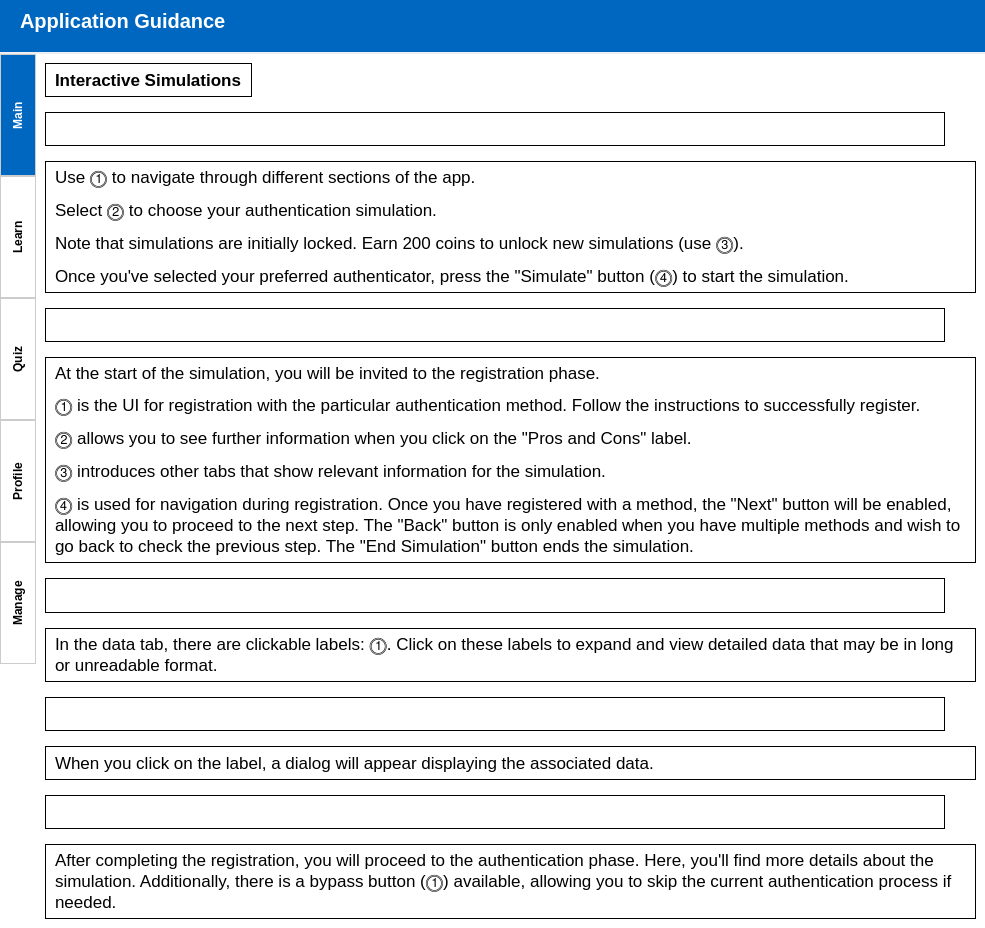
Old version of the form src/views_ui/help_view.ui in the repository devforgely/MFA-Simulator.
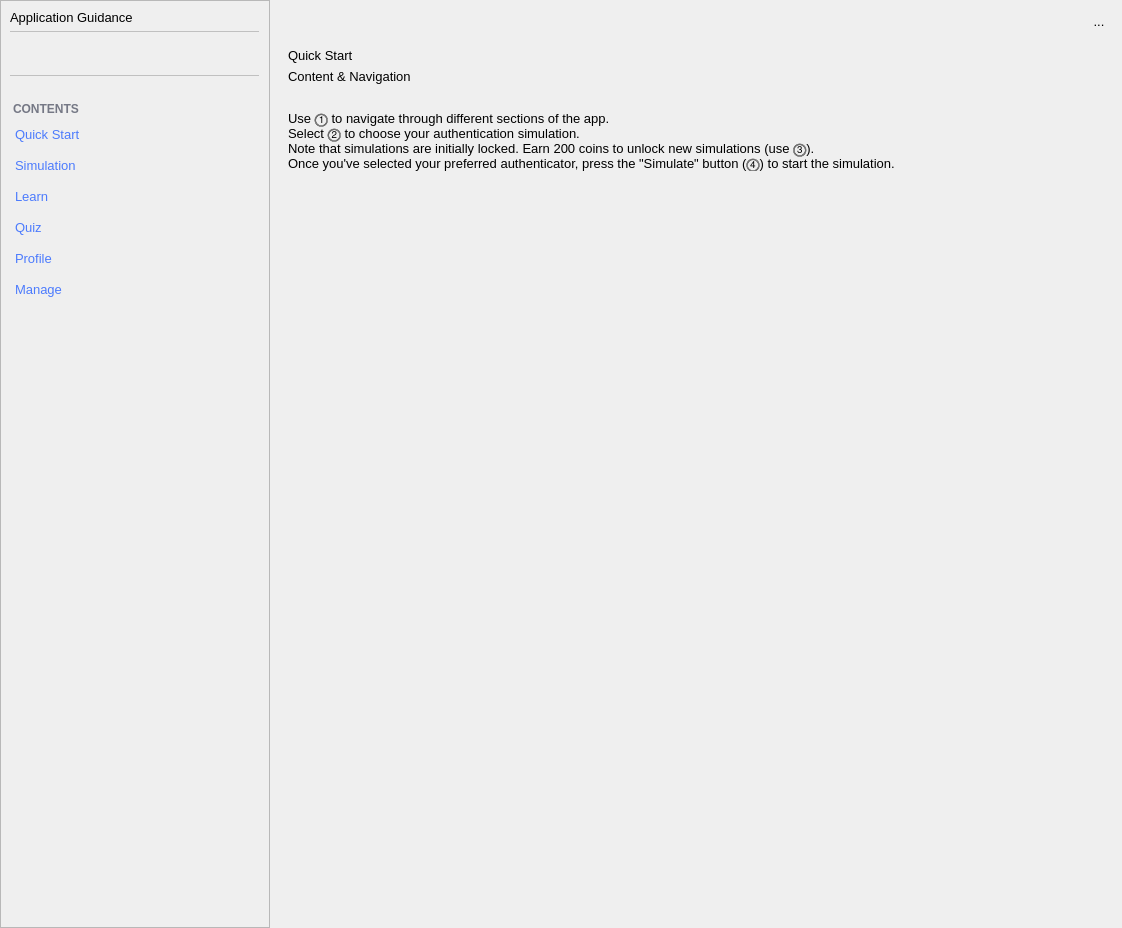
New version of the form. The open tabs and pages were chosen to show the change. Icons and pictures are not drawn. Custom widgets are drawn as their Qt base class.

```diff
--- a/src/views_ui/help_view.ui
+++ b/src/views_ui/help_view.ui
@@ -6,78 +6,85 @@
    <rect>
     <x>0</x>
     <y>0</y>
-    <width>985</width>
+    <width>1122</width>
     <height>928</height>
    </rect>
   </property>
-  <property name="maximumSize">
-   <size>
-    <width>985</width>
-    <height>16777215</height>
-   </size>
-  </property>
   <property name="windowTitle">
    <string>MainWindow</string>
   </property>
+  <property name="styleSheet">
+   <string notr="true">font-size: 10pt;</string>
+  </property>
   <widget class="QWidget" name="centralwidget">
    <property name="styleSheet">
-    <string notr="true">#centralwidget {
-	background-color: #fff;
+    <string notr="true"> #search_widget {
+	padding: 20px 10px;
+	border-top: 1px solid silver;
+    border-bottom: 1px solid silver;
+    background-color: transparent;
+	margin-right: 10px;
 }
 
-#top_bar {
+#search_field {
 	border: none;
-	padding-bottom: 10px;
-	border-bottom: 2px solid #eeeff3;
-	background-color: #0067c0;
+	background: transparent;
+	color: #9e9e9e;
+	font-size: 11pt;
 }
 
-#section_title {
-	font-size: 15pt;
-    font-weight: bold;
-	color: #fff;
+#search_icon {
+	margin: 5px;
 }
 
-#help_content {
-	background-color: white;
+#content_label {
+	background-color: transparent;
+	color: #757885;
+	font-size: 9pt;
+	font-weight: bold;
+	margin-right: 5px;
 }
 
-#tabWidget {
-	border: none;
+#scrollArea_2 {
+	background-color: transparent;
 }
 
-QTabBar::tab {
-   	background-color: #fff;
-   	border: 1px solid #ccc;
-   	padding: 10px;
-	font-weight: bold;
-	height: 100px;
+#menu_list {
+	background-color: transparent;
 }
 
-QTabBar::tab:selected, QTabBar::tab:hover {
-    background-color: #0067c0;
-	color: #fff;
+#menu_list QPushButton {
+	color: #4c7bfd;
+	font-size: 10pt;
+	text-align: left;
+	border: None;
+	padding: 5px;
 }
 
-#page1 {
-	background-color: #fff;
+#menu_list QPushButton:hover {
+	background-color: #efeff4;
 }
 
-#tabWidget .QLabel {
-	border: 1px solid #000;
-	padding: 5px;
-	font-size: 13pt;
+#menu_list QPushButton:checked {
+	font-weight: bold;
 }
 
-#heading1, #heading2, #heading3, #heading4, #heading5 {
+QToolButton {
+	margin: 3px;
+	background-color: transparent;
 	border: none;
-	border-bottom: 3px solid #000;
-	padding: 5px;
-	font-weight: bold;
-	font-size: 16pt;
-}</string>
+}
+
+#stackedWidget QScrollArea {
+	background-color: transparent;
+}
+
+#content1, #content2, #content3, #content4, #content5, #content6 {
+	background-color: transparent;
+}
+</string>
    </property>
-   <layout class="QVBoxLayout" name="verticalLayout">
+   <layout class="QHBoxLayout" name="horizontalLayout">
     <property name="spacing">
      <number>0</number>
     </property>
@@ -94,508 +101,668 @@
      <number>0</number>
     </property>
     <item>
-     <widget class="QFrame" name="top_bar">
-      <layout class="QHBoxLayout" name="horizontalLayout">
-       <property name="leftMargin">
-        <number>20</number>
+     <widget class="QFrame" name="menu">
+      <property name="maximumSize">
+       <size>
+        <width>270</width>
+        <height>16777215</height>
+       </size>
+      </property>
+      <property name="frameShape">
+       <enum>QFrame::StyledPanel</enum>
+      </property>
+      <property name="frameShadow">
+       <enum>QFrame::Raised</enum>
+      </property>
+      <layout class="QVBoxLayout" name="verticalLayout">
+       <property name="rightMargin">
+        <number>0</number>
        </property>
-       <item>
-        <widget class="QLabel" name="section_title">
-         <property name="sizePolicy">
-          <sizepolicy hsizetype="Preferred" vsizetype="Maximum">
-           <horstretch>0</horstretch>
-           <verstretch>0</verstretch>
-          </sizepolicy>
-         </property>
+       <item alignment="Qt::AlignLeft">
+        <widget class="QLabel" name="title">
          <property name="text">
           <string>Application Guidance</string>
          </property>
         </widget>
        </item>
+       <item>
+        <widget class="QWidget" name="search_widget" native="true">
+         <layout class="QHBoxLayout" name="horizontalLayout_2">
+          <property name="leftMargin">
+           <number>5</number>
+          </property>
+          <property name="topMargin">
+           <number>10</number>
+          </property>
+          <property name="rightMargin">
+           <number>10</number>
+          </property>
+          <property name="bottomMargin">
+           <number>10</number>
+          </property>
+          <item>
+           <widget class="QLabel" name="search_icon">
+            <property name="sizePolicy">
+             <sizepolicy hsizetype="Fixed" vsizetype="Fixed">
+              <horstretch>0</horstretch>
+              <verstretch>0</verstretch>
+             </sizepolicy>
+            </property>
+            <property name="maximumSize">
+             <size>
+              <width>25</width>
+              <height>25</height>
+             </size>
+            </property>
+            <property name="text">
+             <string/>
+            </property>
+            <property name="pixmap">
+             <pixmap>../resources/icons/search-light.svg</pixmap>
+            </property>
+            <property name="scaledContents">
+             <bool>true</bool>
+            </property>
+           </widget>
+          </item>
+          <item>
+           <widget class="QLineEdit" name="search_field"/>
+          </item>
+         </layout>
+        </widget>
+       </item>
+       <item>
+        <widget class="QScrollArea" name="scrollArea_2">
+         <property name="frameShape">
+          <enum>QFrame::NoFrame</enum>
+         </property>
+         <property name="widgetResizable">
+          <bool>true</bool>
+         </property>
+         <widget class="QWidget" name="menu_list">
+          <property name="geometry">
+           <rect>
+            <x>0</x>
+            <y>0</y>
+            <width>257</width>
+            <height>824</height>
+           </rect>
+          </property>
+          <layout class="QVBoxLayout" name="verticalLayout_2">
+           <property name="leftMargin">
+            <number>0</number>
+           </property>
+           <property name="topMargin">
+            <number>20</number>
+           </property>
+           <property name="rightMargin">
+            <number>0</number>
+           </property>
+           <property name="bottomMargin">
+            <number>20</number>
+           </property>
+           <item>
+            <widget class="QLabel" name="content_label">
+             <property name="font">
+              <font>
+               <family>Arial</family>
+               <pointsize>9</pointsize>
+               <weight>75</weight>
+               <bold>true</bold>
+              </font>
+             </property>
+             <property name="text">
+              <string>CONTENTS</string>
+             </property>
+            </widget>
+           </item>
+           <item>
+            <widget class="QPushButton" name="quick_start_btn">
+             <property name="cursor">
+              <cursorShape>PointingHandCursor</cursorShape>
+             </property>
+             <property name="text">
+              <string>Quick Start</string>
+             </property>
+             <property name="checkable">
+              <bool>true</bool>
+             </property>
+            </widget>
+           </item>
+           <item>
+            <widget class="QPushButton" name="simulate_btn">
+             <property name="cursor">
+              <cursorShape>PointingHandCursor</cursorShape>
+             </property>
+             <property name="text">
+              <string>Simulation</string>
+             </property>
+             <property name="checkable">
+              <bool>true</bool>
+             </property>
+            </widget>
+           </item>
+           <item>
+            <widget class="QPushButton" name="learn_btn">
+             <property name="cursor">
+              <cursorShape>PointingHandCursor</cursorShape>
+             </property>
+             <property name="text">
+              <string>Learn</string>
+             </property>
+             <property name="checkable">
+              <bool>true</bool>
+             </property>
+            </widget>
+           </item>
+           <item>
+            <widget class="QPushButton" name="quiz_btn">
+             <property name="cursor">
+              <cursorShape>PointingHandCursor</cursorShape>
+             </property>
+             <property name="text">
+              <string>Quiz</string>
+             </property>
+             <property name="checkable">
+              <bool>true</bool>
+             </property>
+            </widget>
+           </item>
+           <item>
+            <widget class="QPushButton" name="profile_btn">
+             <property name="cursor">
+              <cursorShape>PointingHandCursor</cursorShape>
+             </property>
+             <property name="text">
+              <string>Profile</string>
+             </property>
+             <property name="checkable">
+              <bool>true</bool>
+             </property>
+            </widget>
+           </item>
+           <item>
+            <widget class="QPushButton" name="manage_btn">
+             <property name="cursor">
+              <cursorShape>PointingHandCursor</cursorShape>
+             </property>
+             <property name="text">
+              <string>Manage</string>
+             </property>
+            </widget>
+           </item>
+           <item>
+            <spacer name="verticalSpacer">
+             <property name="orientation">
+              <enum>Qt::Vertical</enum>
+             </property>
+             <property name="sizeHint" stdset="0">
+              <size>
+               <width>20</width>
+               <height>40</height>
+              </size>
+             </property>
+            </spacer>
+           </item>
+          </layout>
+         </widget>
+        </widget>
+       </item>
       </layout>
      </widget>
     </item>
     <item>
-     <widget class="QTabWidget" name="tabWidget">
-      <property name="tabPosition">
-       <enum>QTabWidget::West</enum>
-      </property>
-      <property name="currentIndex">
-       <number>0</number>
-      </property>
-      <widget class="QWidget" name="tab">
-       <attribute name="title">
-        <string>Main</string>
-       </attribute>
-       <attribute name="toolTip">
-        <string>Main Section</string>
-       </attribute>
-       <layout class="QVBoxLayout" name="verticalLayout_3">
-        <property name="spacing">
-         <number>0</number>
-        </property>
-        <property name="leftMargin">
-         <number>0</number>
-        </property>
-        <property name="topMargin">
-         <number>0</number>
-        </property>
-        <property name="rightMargin">
-         <number>0</number>
-        </property>
-        <property name="bottomMargin">
-         <number>0</number>
-        </property>
-        <item>
-         <widget class="QScrollArea" name="scrollArea">
-          <property name="frameShape">
-           <enum>QFrame::NoFrame</enum>
-          </property>
-          <property name="widgetResizable">
-           <bool>true</bool>
-          </property>
-          <widget class="QWidget" name="page1">
-           <property name="geometry">
-            <rect>
-             <x>0</x>
-             <y>0</y>
-             <width>924</width>
-             <height>4172</height>
-            </rect>
+     <widget class="QWidget" name="container" native="true">
+      <layout class="QVBoxLayout" name="verticalLayout_3">
+       <item alignment="Qt::AlignRight">
+        <widget class="QToolButton" name="theme_btn">
+         <property name="cursor">
+          <cursorShape>PointingHandCursor</cursorShape>
+         </property>
+         <property name="text">
+          <string>...</string>
+         </property>
+         <property name="icon">
+          <iconset>
+           <normaloff>../resources/icons/sun.svg</normaloff>../resources/icons/sun.svg</iconset>
+         </property>
+         <property name="iconSize">
+          <size>
+           <width>24</width>
+           <height>24</height>
+          </size>
+         </property>
+        </widget>
+       </item>
+       <item>
+        <widget class="QStackedWidget" name="stackedWidget">
+         <property name="currentIndex">
+          <number>5</number>
+         </property>
+         <widget class="QWidget" name="page">
+          <layout class="QVBoxLayout" name="verticalLayout_4">
+           <property name="spacing">
+            <number>0</number>
            </property>
-           <layout class="QVBoxLayout" name="verticalLayout_2">
-            <property name="spacing">
-             <number>15</number>
-            </property>
-            <item>
-             <widget class="QLabel" name="heading1">
-              <property name="sizePolicy">
-               <sizepolicy hsizetype="Maximum" vsizetype="Preferred">
-                <horstretch>0</horstretch>
-                <verstretch>0</verstretch>
-               </sizepolicy>
+           <property name="leftMargin">
+            <number>0</number>
+           </property>
+           <property name="topMargin">
+            <number>0</number>
+           </property>
+           <property name="rightMargin">
+            <number>0</number>
+           </property>
+           <property name="bottomMargin">
+            <number>0</number>
+           </property>
+           <item>
+            <widget class="QScrollArea" name="scrollArea">
+             <property name="frameShape">
+              <enum>QFrame::NoFrame</enum>
+             </property>
+             <property name="widgetResizable">
+              <bool>true</bool>
+             </property>
+             <widget class="QWidget" name="content1">
+              <property name="geometry">
+               <rect>
+                <x>0</x>
+                <y>0</y>
+                <width>1409</width>
+                <height>1102</height>
+               </rect>
               </property>
-              <property name="font">
-               <font>
-                <pointsize>13</pointsize>
-                <weight>75</weight>
-                <bold>true</bold>
-               </font>
-              </property>
-              <property name="text">
-               <string>Interactive Simulations</string>
-              </property>
+              <layout class="QVBoxLayout" name="verticalLayout_6">
+               <item>
+                <widget class="Heading1" name="page1_title">
+                 <property name="text">
+                  <string>Quick Start</string>
+                 </property>
+                </widget>
+               </item>
+               <item>
+                <widget class="Heading2" name="label_2">
+                 <property name="text">
+                  <string>Content &amp; Navigation</string>
+                 </property>
+                </widget>
+               </item>
+               <item>
+                <widget class="Picture" name="picture">
+                 <property name="text">
+                  <string/>
+                 </property>
+                 <property name="pixmap">
+                  <pixmap>../resources/images/help/main.png</pixmap>
+                 </property>
+                 <property name="scaledContents">
+                  <bool>true</bool>
+                 </property>
+                </widget>
+               </item>
+               <item>
+                <widget class="QLabel" name="label_3">
+                 <property name="text">
+                  <string>Use ⓵ to navigate through different sections of the app.
+Select ⓶ to choose your authentication simulation.
+Note that simulations are initially locked. Earn 200 coins to unlock new simulations (use ⓷).
+Once you've selected your preferred authenticator, press the &quot;Simulate&quot; button (⓸) to start the simulation.</string>
+                 </property>
+                 <property name="wordWrap">
+                  <bool>true</bool>
+                 </property>
+                </widget>
+               </item>
+               <item>
+                <spacer name="verticalSpacer_2">
+                 <property name="orientation">
+                  <enum>Qt::Vertical</enum>
+                 </property>
+                 <property name="sizeHint" stdset="0">
+                  <size>
+                   <width>20</width>
+                   <height>40</height>
+                  </size>
+                 </property>
+                </spacer>
+               </item>
+              </layout>
              </widget>
-            </item>
-            <item>
-             <widget class="QLabel" name="label_7">
-              <property name="maximumSize">
-               <size>
-                <width>900</width>
-                <height>650</height>
-               </size>
+            </widget>
+           </item>
+          </layout>
+         </widget>
+         <widget class="QWidget" name="page_2">
+          <layout class="QVBoxLayout" name="verticalLayout_5">
+           <property name="spacing">
+            <number>0</number>
+           </property>
+           <property name="leftMargin">
+            <number>0</number>
+           </property>
+           <property name="topMargin">
+            <number>0</number>
+           </property>
+           <property name="rightMargin">
+            <number>0</number>
+           </property>
+           <property name="bottomMargin">
+            <number>0</number>
+           </property>
+           <item>
+            <widget class="QScrollArea" name="scrollArea_3">
+             <property name="frameShape">
+              <enum>QFrame::NoFrame</enum>
+             </property>
+             <property name="widgetResizable">
+              <bool>true</bool>
+             </property>
+             <widget class="QWidget" name="content2">
+              <property name="geometry">
+               <rect>
+                <x>0</x>
+                <y>0</y>
+                <width>830</width>
+                <height>866</height>
+               </rect>
               </property>
-              <property name="text">
-               <string/>
-              </property>
-              <property name="pixmap">
-               <pixmap>../resources/images/help/main.png</pixmap>
-              </property>
-              <property name="scaledContents">
-               <bool>true</bool>
-              </property>
+              <layout class="QVBoxLayout" name="verticalLayout_7">
+               <item>
+                <widget class="Heading1" name="label">
+                 <property name="text">
+                  <string>Simulation</string>
+                 </property>
+                </widget>
+               </item>
+               <item>
+                <spacer name="verticalSpacer_3">
+                 <property name="orientation">
+                  <enum>Qt::Vertical</enum>
+                 </property>
+                 <property name="sizeHint" stdset="0">
+                  <size>
+                   <width>20</width>
+                   <height>40</height>
+                  </size>
+                 </property>
+                </spacer>
+               </item>
+              </layout>
              </widget>
-            </item>
-            <item>
-             <widget class="QLabel" name="label_1">
-              <property name="text">
-               <string>&lt;p&gt;Use ⓵ to navigate through different sections of the app.&lt;/p&gt;&lt;p&gt;Select ⓶ to choose your authentication simulation.&lt;/p&gt;&lt;p&gt;Note that simulations are initially locked. Earn 200 coins to unlock new simulations (use ⓷).&lt;/p&gt;&lt;p&gt;Once you've selected your preferred authenticator, press the &quot;Simulate&quot; button (⓸) to start the simulation.&lt;/p&gt;</string>
+            </widget>
+           </item>
+          </layout>
+         </widget>
+         <widget class="QWidget" name="page_3">
+          <layout class="QVBoxLayout" name="verticalLayout_8">
+           <property name="spacing">
+            <number>0</number>
+           </property>
+           <property name="leftMargin">
+            <number>0</number>
+           </property>
+           <property name="topMargin">
+            <number>0</number>
+           </property>
+           <property name="rightMargin">
+            <number>0</number>
+           </property>
+           <property name="bottomMargin">
+            <number>0</number>
+           </property>
+           <item>
+            <widget class="QScrollArea" name="scrollArea_4">
+             <property name="frameShape">
+              <enum>QFrame::NoFrame</enum>
+             </property>
+             <property name="widgetResizable">
+              <bool>true</bool>
+             </property>
+             <widget class="QWidget" name="content3">
+              <property name="geometry">
+               <rect>
+                <x>0</x>
+                <y>0</y>
+                <width>830</width>
+                <height>866</height>
+               </rect>
               </property>
-              <property name="wordWrap">
-               <bool>true</bool>
-              </property>
+              <layout class="QVBoxLayout" name="verticalLayout_9">
+               <item>
+                <widget class="Heading1" name="label_4">
+                 <property name="text">
+                  <string>Learn</string>
+                 </property>
+                </widget>
+               </item>
+               <item>
+                <spacer name="verticalSpacer_4">
+                 <property name="orientation">
+                  <enum>Qt::Vertical</enum>
+                 </property>
+                 <property name="sizeHint" stdset="0">
+                  <size>
+                   <width>20</width>
+                   <height>818</height>
+                  </size>
+                 </property>
+                </spacer>
+               </item>
+              </layout>
              </widget>
-            </item>
-            <item>
-             <widget class="QLabel" name="label_4">
-              <property name="maximumSize">
-               <size>
-                <width>900</width>
-                <height>650</height>
-               </size>
+            </widget>
+           </item>
+          </layout>
+         </widget>
+         <widget class="QWidget" name="page_4">
+          <layout class="QVBoxLayout" name="verticalLayout_10">
+           <property name="spacing">
+            <number>0</number>
+           </property>
+           <property name="leftMargin">
+            <number>0</number>
+           </property>
+           <property name="topMargin">
+            <number>0</number>
+           </property>
+           <property name="rightMargin">
+            <number>0</number>
+           </property>
+           <property name="bottomMargin">
+            <number>0</number>
+           </property>
+           <item>
+            <widget class="QScrollArea" name="scrollArea_5">
+             <property name="frameShape">
+              <enum>QFrame::NoFrame</enum>
+             </property>
+             <property name="widgetResizable">
+              <bool>true</bool>
+             </property>
+             <widget class="QWidget" name="content4">
+              <property name="geometry">
+               <rect>
+                <x>0</x>
+                <y>0</y>
+                <width>830</width>
+                <height>866</height>
+               </rect>
               </property>
-              <property name="text">
-               <string/>
-              </property>
-              <property name="pixmap">
-               <pixmap>../resources/images/help/simulate1.png</pixmap>
-              </property>
-              <property name="scaledContents">
-               <bool>true</bool>
-              </property>
+              <layout class="QVBoxLayout" name="verticalLayout_11">
+               <item>
+                <widget class="Heading1" name="label_5">
+                 <property name="text">
+                  <string>Quiz</string>
+                 </property>
+                </widget>
+               </item>
+               <item>
+                <spacer name="verticalSpacer_5">
+                 <property name="orientation">
+                  <enum>Qt::Vertical</enum>
+                 </property>
+                 <property name="sizeHint" stdset="0">
+                  <size>
+                   <width>20</width>
+                   <height>818</height>
+                  </size>
+                 </property>
+                </spacer>
+               </item>
+              </layout>
              </widget>
-            </item>
-            <item>
-             <widget class="QLabel" name="label_2">
-              <property name="text">
-               <string>&lt;p&gt;At the start of the simulation, you will be invited to the registration phase.&lt;/p&gt;
-&lt;p&gt;⓵ is the UI for registration with the particular authentication method. Follow the instructions to successfully register.&lt;/p&gt;
-&lt;p&gt;⓶ allows you to see further information when you click on the &quot;Pros and Cons&quot; label.&lt;/p&gt;
-&lt;p&gt;⓷ introduces other tabs that show relevant information for the simulation.&lt;/p&gt;
-&lt;p&gt;⓸ is used for navigation during registration. Once you have registered with a method, the &quot;Next&quot; button will be enabled, allowing you to proceed to the next step. The &quot;Back&quot; button is only enabled when you have multiple methods and wish to go back to check the previous step. The &quot;End Simulation&quot; button ends the simulation.&lt;/p&gt;</string>
+            </widget>
+           </item>
+          </layout>
+         </widget>
+         <widget class="QWidget" name="page_5">
+          <layout class="QVBoxLayout" name="verticalLayout_12">
+           <property name="spacing">
+            <number>0</number>
+           </property>
+           <property name="leftMargin">
+            <number>0</number>
+           </property>
+           <property name="topMargin">
+            <number>0</number>
+           </property>
+           <property name="rightMargin">
+            <number>0</number>
+           </property>
+           <property name="bottomMargin">
+            <number>0</number>
+           </property>
+           <item>
+            <widget class="QScrollArea" name="scrollArea_6">
+             <property name="frameShape">
+              <enum>QFrame::NoFrame</enum>
+             </property>
+             <property name="widgetResizable">
+              <bool>true</bool>
+             </property>
+             <widget class="QWidget" name="content5">
+              <property name="geometry">
+               <rect>
+                <x>0</x>
+                <y>0</y>
+                <width>830</width>
+                <height>866</height>
+               </rect>
               </property>
-              <property name="wordWrap">
-               <bool>true</bool>
-              </property>
+              <layout class="QVBoxLayout" name="verticalLayout_13">
+               <item>
+                <widget class="Heading1" name="label_6">
+                 <property name="text">
+                  <string>Profile</string>
+                 </property>
+                </widget>
+               </item>
+               <item>
+                <spacer name="verticalSpacer_6">
+                 <property name="orientation">
+                  <enum>Qt::Vertical</enum>
+                 </property>
+                 <property name="sizeHint" stdset="0">
+                  <size>
+                   <width>20</width>
+                   <height>818</height>
+                  </size>
+                 </property>
+                </spacer>
+               </item>
+              </layout>
              </widget>
-            </item>
-            <item>
-             <widget class="QLabel" name="label_6">
-              <property name="maximumSize">
-               <size>
-                <width>900</width>
-                <height>650</height>
-               </size>
+            </widget>
+           </item>
+          </layout>
+         </widget>
+         <widget class="QWidget" name="page_6">
+          <layout class="QVBoxLayout" name="verticalLayout_14">
+           <property name="spacing">
+            <number>0</number>
+           </property>
+           <property name="leftMargin">
+            <number>0</number>
+           </property>
+           <property name="topMargin">
+            <number>0</number>
+           </property>
+           <property name="rightMargin">
+            <number>0</number>
+           </property>
+           <property name="bottomMargin">
+            <number>0</number>
+           </property>
+           <item>
+            <widget class="QScrollArea" name="scrollArea_7">
+             <property name="frameShape">
+              <enum>QFrame::NoFrame</enum>
+             </property>
+             <property name="widgetResizable">
+              <bool>true</bool>
+             </property>
+             <widget class="QWidget" name="content6">
+              <property name="geometry">
+               <rect>
+                <x>0</x>
+                <y>0</y>
+                <width>830</width>
+                <height>866</height>
+               </rect>
               </property>
-              <property name="text">
-               <string/>
-              </property>
-              <property name="pixmap">
-               <pixmap>../resources/images/help/simulate2.png</pixmap>
-              </property>
-              <property name="scaledContents">
-               <bool>true</bool>
-              </property>
+              <layout class="QVBoxLayout" name="verticalLayout_15">
+               <item>
+                <widget class="Heading1" name="label_7">
+                 <property name="text">
+                  <string>Manage</string>
+                 </property>
+                </widget>
+               </item>
+               <item>
+                <spacer name="verticalSpacer_7">
+                 <property name="orientation">
+                  <enum>Qt::Vertical</enum>
+                 </property>
+                 <property name="sizeHint" stdset="0">
+                  <size>
+                   <width>20</width>
+                   <height>818</height>
+                  </size>
+                 </property>
+                </spacer>
+               </item>
+              </layout>
              </widget>
-            </item>
-            <item>
-             <widget class="QLabel" name="label_3">
-              <property name="text">
-               <string>&lt;p&gt;In the data tab, there are clickable labels: ⓵. Click on these labels to expand and view detailed data that may be in long or unreadable format.&lt;/p&gt;</string>
-              </property>
-              <property name="wordWrap">
-               <bool>true</bool>
-              </property>
-             </widget>
-            </item>
-            <item>
-             <widget class="QLabel" name="label_8">
-              <property name="maximumSize">
-               <size>
-                <width>900</width>
-                <height>650</height>
-               </size>
-              </property>
-              <property name="text">
-               <string/>
-              </property>
-              <property name="pixmap">
-               <pixmap>../resources/images/help/simulate3.PNG</pixmap>
-              </property>
-              <property name="scaledContents">
-               <bool>true</bool>
-              </property>
-             </widget>
-            </item>
-            <item>
-             <widget class="QLabel" name="label_9">
-              <property name="text">
-               <string>&lt;p&gt;When you click on the label, a dialog will appear displaying the associated data.&lt;/p&gt;</string>
-              </property>
-              <property name="wordWrap">
-               <bool>true</bool>
-              </property>
-             </widget>
-            </item>
-            <item>
-             <widget class="QLabel" name="label_10">
-              <property name="maximumSize">
-               <size>
-                <width>900</width>
-                <height>650</height>
-               </size>
-              </property>
-              <property name="text">
-               <string/>
-              </property>
-              <property name="pixmap">
-               <pixmap>../resources/images/help/simulate4.png</pixmap>
-              </property>
-              <property name="scaledContents">
-               <bool>true</bool>
-              </property>
-             </widget>
-            </item>
-            <item>
-             <widget class="QLabel" name="label">
-              <property name="text">
-               <string>&lt;p&gt;After completing the registration, you will proceed to the authentication phase. Here, you'll find more details about the simulation. Additionally, there is a bypass button (⓵) available, allowing you to skip the current authentication process if needed.&lt;/p&gt;</string>
-              </property>
-              <property name="wordWrap">
-               <bool>true</bool>
-              </property>
-             </widget>
-            </item>
-           </layout>
-          </widget>
+            </widget>
+           </item>
+          </layout>
          </widget>
-        </item>
-       </layout>
-      </widget>
-      <widget class="QWidget" name="tab_3">
-       <attribute name="title">
-        <string>Learn</string>
-       </attribute>
-       <attribute name="toolTip">
-        <string>Learn Section</string>
-       </attribute>
-       <layout class="QVBoxLayout" name="verticalLayout_4">
-        <property name="spacing">
-         <number>15</number>
-        </property>
-        <item>
-         <widget class="QLabel" name="heading2">
-          <property name="sizePolicy">
-           <sizepolicy hsizetype="Maximum" vsizetype="Maximum">
-            <horstretch>0</horstretch>
-            <verstretch>0</verstretch>
-           </sizepolicy>
-          </property>
-          <property name="text">
-           <string>Educational Resources</string>
-          </property>
-         </widget>
-        </item>
-        <item>
-         <widget class="QLabel" name="label_12">
-          <property name="maximumSize">
-           <size>
-            <width>900</width>
-            <height>650</height>
-           </size>
-          </property>
-          <property name="text">
-           <string/>
-          </property>
-          <property name="pixmap">
-           <pixmap>../resources/images/help/learn.png</pixmap>
-          </property>
-          <property name="scaledContents">
-           <bool>true</bool>
-          </property>
-         </widget>
-        </item>
-        <item>
-         <widget class="QLabel" name="label_5">
-          <property name="maximumSize">
-           <size>
-            <width>900</width>
-            <height>16777215</height>
-           </size>
-          </property>
-          <property name="text">
-           <string>&lt;p&gt;In ⓵, you'll find all the reading lists. Click to view notes based on the topic.&lt;/p&gt;
-&lt;p&gt;Use the toolbar (⓶) to collapse the side panel for a larger reading screen. Navigate between pages easily using the up and down arrows.&lt;/p&gt;
-&lt;p&gt;Customize your reading experience with ⓷. Adjust font size and choose your preferred colour theme.&lt;/p&gt;</string>
-          </property>
-          <property name="wordWrap">
-           <bool>true</bool>
-          </property>
-         </widget>
-        </item>
-       </layout>
-      </widget>
-      <widget class="QWidget" name="tab_4">
-       <attribute name="title">
-        <string>Quiz</string>
-       </attribute>
-       <attribute name="toolTip">
-        <string>Quiz Section</string>
-       </attribute>
-       <layout class="QVBoxLayout" name="verticalLayout_7">
-        <property name="spacing">
-         <number>15</number>
-        </property>
-        <item>
-         <widget class="QLabel" name="heading3">
-          <property name="sizePolicy">
-           <sizepolicy hsizetype="Maximum" vsizetype="Maximum">
-            <horstretch>0</horstretch>
-            <verstretch>0</verstretch>
-           </sizepolicy>
-          </property>
-          <property name="text">
-           <string>Quiz Your Understanding</string>
-          </property>
-         </widget>
-        </item>
-        <item>
-         <widget class="QLabel" name="label_18">
-          <property name="maximumSize">
-           <size>
-            <width>900</width>
-            <height>650</height>
-           </size>
-          </property>
-          <property name="text">
-           <string/>
-          </property>
-          <property name="pixmap">
-           <pixmap>../resources/images/help/quiz.png</pixmap>
-          </property>
-          <property name="scaledContents">
-           <bool>true</bool>
-          </property>
-         </widget>
-        </item>
-        <item>
-         <widget class="QLabel" name="label_11">
-          <property name="maximumSize">
-           <size>
-            <width>900</width>
-            <height>16777215</height>
-           </size>
-          </property>
-          <property name="text">
-           <string>&lt;p&gt;⓵ shows 3 types of quiz, each utilising preset configurations. Click on each to view its description.&lt;/p&gt;
-&lt;p&gt;When you're ready to start, click on the &quot;Begin Quiz&quot; button (⓶) to start your quiz journey.&lt;/p&gt;
-&lt;p&gt;⓷ is for more advanced user, you can customise the settings to suit your training purpose. Click &quot;Amend&quot; button (⓸) to confirm your settings and begin the quiz.&lt;/p&gt;</string>
-          </property>
-          <property name="wordWrap">
-           <bool>true</bool>
-          </property>
-         </widget>
-        </item>
-       </layout>
-      </widget>
-      <widget class="QWidget" name="tab_5">
-       <attribute name="title">
-        <string>Profile</string>
-       </attribute>
-       <attribute name="toolTip">
-        <string>Profile Section</string>
-       </attribute>
-       <layout class="QVBoxLayout" name="verticalLayout_6">
-        <property name="spacing">
-         <number>15</number>
-        </property>
-        <item>
-         <widget class="QLabel" name="heading4">
-          <property name="sizePolicy">
-           <sizepolicy hsizetype="Maximum" vsizetype="Maximum">
-            <horstretch>0</horstretch>
-            <verstretch>0</verstretch>
-           </sizepolicy>
-          </property>
-          <property name="text">
-           <string>User Profile and Awards</string>
-          </property>
-         </widget>
-        </item>
-        <item>
-         <widget class="QLabel" name="label_15">
-          <property name="maximumSize">
-           <size>
-            <width>900</width>
-            <height>650</height>
-           </size>
-          </property>
-          <property name="text">
-           <string/>
-          </property>
-          <property name="pixmap">
-           <pixmap>../resources/images/help/profile.png</pixmap>
-          </property>
-          <property name="scaledContents">
-           <bool>true</bool>
-          </property>
-         </widget>
-        </item>
-        <item>
-         <widget class="QLabel" name="label_17">
-          <property name="maximumSize">
-           <size>
-            <width>900</width>
-            <height>16777215</height>
-           </size>
-          </property>
-          <property name="text">
-           <string>&lt;p&gt;We all love stats and achievements of what we did, don't we? Here, you can see the badges earned and other relevant accomplishment throughout the use of the app. Additionally, in ⓵, you can find out more about areas of improvement from your quiz history and book reading to-do list.&lt;/p&gt;</string>
-          </property>
-          <property name="wordWrap">
-           <bool>true</bool>
-          </property>
-         </widget>
-        </item>
-       </layout>
-      </widget>
-      <widget class="QWidget" name="tab_2">
-       <attribute name="title">
-        <string>Manage</string>
-       </attribute>
-       <attribute name="toolTip">
-        <string>Manage Section</string>
-       </attribute>
-       <layout class="QVBoxLayout" name="verticalLayout_5">
-        <property name="spacing">
-         <number>15</number>
-        </property>
-        <item>
-         <widget class="QLabel" name="heading5">
-          <property name="sizePolicy">
-           <sizepolicy hsizetype="Maximum" vsizetype="Maximum">
-            <horstretch>0</horstretch>
-            <verstretch>0</verstretch>
-           </sizepolicy>
-          </property>
-          <property name="text">
-           <string>Administration and Controls</string>
-          </property>
-         </widget>
-        </item>
-        <item>
-         <widget class="QLabel" name="label_14">
-          <property name="maximumSize">
-           <size>
-            <width>900</width>
-            <height>650</height>
-           </size>
-          </property>
-          <property name="text">
-           <string/>
-          </property>
-          <property name="pixmap">
-           <pixmap>../resources/images/help/manage.png</pixmap>
-          </property>
-          <property name="scaledContents">
-           <bool>true</bool>
-          </property>
-         </widget>
-        </item>
-        <item>
-         <widget class="QLabel" name="label_13">
-          <property name="maximumSize">
-           <size>
-            <width>900</width>
-            <height>16777215</height>
-           </size>
-          </property>
-          <property name="text">
-           <string>&lt;p&gt;In ⓵, you can adjust settings related to the application, such as notifications, preferences, and shortcut settings. Click on ⓶ if you would like to find out more about the app.&lt;/p&gt;
-&lt;p&gt;Use reset button (⓷) to reset for a fresh start. Please exercise caution with this option, as it will remove all data, including your progress and settings.&lt;/p&gt;</string>
-          </property>
-          <property name="wordWrap">
-           <bool>true</bool>
-          </property>
-         </widget>
-        </item>
-       </layout>
-      </widget>
+        </widget>
+       </item>
+      </layout>
      </widget>
     </item>
    </layout>
   </widget>
  </widget>
+ <customwidgets>
+  <customwidget>
+   <class>Heading1</class>
+   <extends>QLabel</extends>
+   <header>widgets/help_style.h</header>
+  </customwidget>
+  <customwidget>
+   <class>Heading2</class>
+   <extends>QLabel</extends>
+   <header>widgets/help_style.h</header>
+  </customwidget>
+  <customwidget>
+   <class>Picture</class>
+   <extends>QLabel</extends>
+   <header>widgets/help_style.h</header>
+  </customwidget>
+ </customwidgets>
  <resources/>
  <connections/>
 </ui>
```
